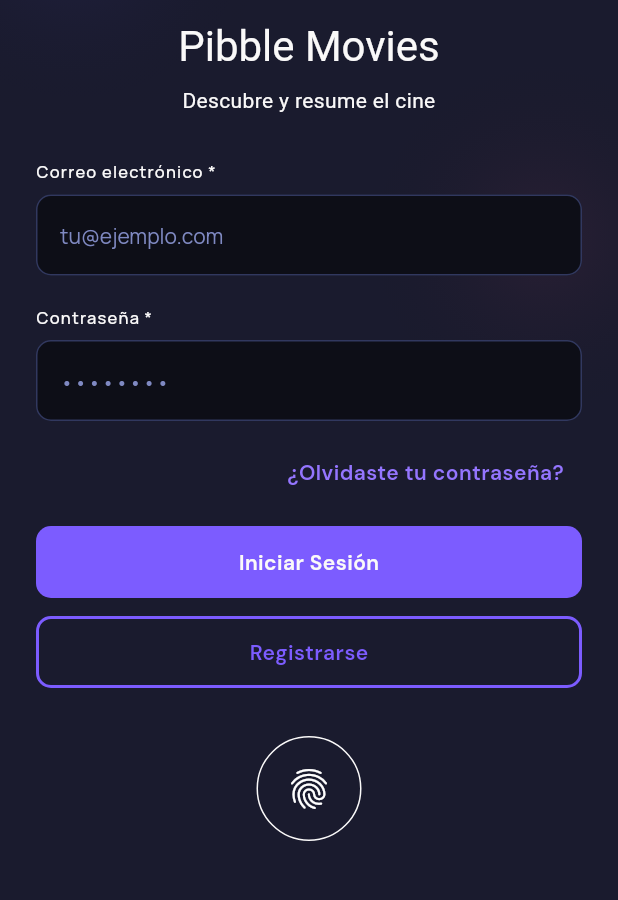
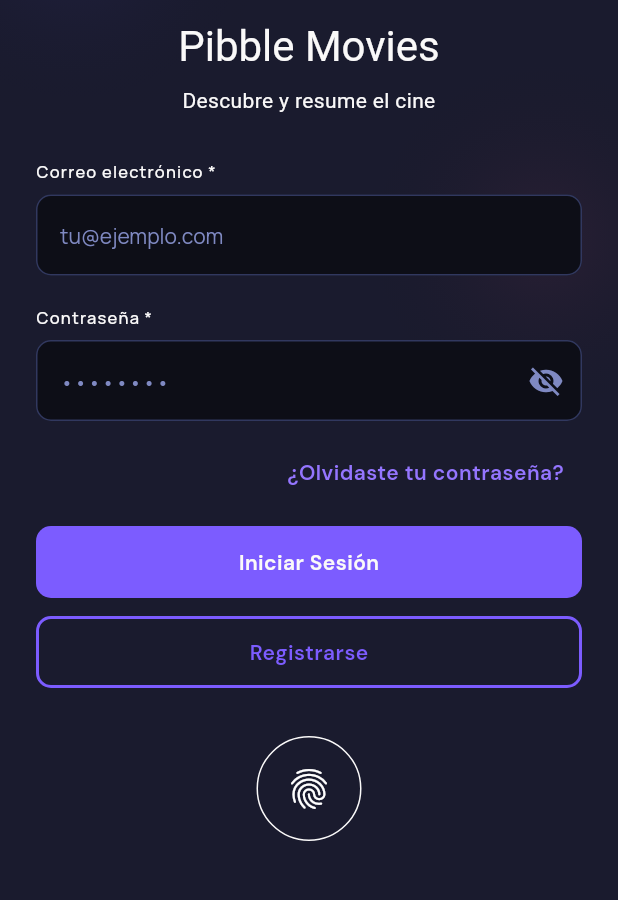
Before and after one commit to waryduchess/los_pibbles_movies_app_cv, a Flutter app: the screen it shows after launch, on a phone screen of 412 x 824 dp, the part 281-1181 px from its top. Run offline on Flutter 3.47's test engine with Material 3 defaults, Android fonts, the phone set to English and light mode, and no system bars; our stand-ins replace go_router, google_fonts.

Commit message:
creacion del registro usuario

```diff
--- a/los_pibbles_movies_app/lib/presentation/widgets/back_button_widget.dart
+++ b/los_pibbles_movies_app/lib/presentation/widgets/back_button_widget.dart
@@ -3,14 +3,10 @@ import 'package:flutter/material.dart';
 import 'package:go_router/go_router.dart';
 import '../../resources/color/colors.dart';
 
-
 class BackButtonWidget extends StatelessWidget {
   final String route;
 
-  const BackButtonWidget({
-    super.key,
-    required this.route,
-  });
+  const BackButtonWidget({super.key, required this.route});
 
   @override
   Widget build(BuildContext context) {
--- a/los_pibbles_movies_app/lib/presentation/widgets/button_widget.dart
+++ b/los_pibbles_movies_app/lib/presentation/widgets/button_widget.dart
@@ -13,12 +13,14 @@ class ButtonWidget extends StatelessWidget {
   final String text;
   final VoidCallback onPressed;
   final ButtonType type;
+  final Color? textColor;
 
   const ButtonWidget({
     super.key,
     required this.text,
     required this.onPressed,
     this.type = ButtonType.primary,
+    this.textColor,
   });
 
   @override
@@ -121,7 +123,7 @@ class ButtonWidget extends StatelessWidget {
                 if (states.contains(WidgetState.hovered)) {
                   return AppColors.accent500;
                 }
-                return AppColors.primary500;
+                return textColor ?? AppColors.primary500;
               },
             ),
           ),
--- a/los_pibbles_movies_app/lib/presentation/widgets/checkbox_widget.dart
+++ b/los_pibbles_movies_app/lib/presentation/widgets/checkbox_widget.dart
@@ -29,9 +29,7 @@ class CheckboxWidget extends StatelessWidget {
             activeColor: AppColors.accent600,
             side: const BorderSide(color: AppColors.accent600),
           ),
-          Expanded(
-            child: Text(label, style: theme.textTheme.bodyMedium),
-          ),
+          Expanded(child: Text(label, style: theme.textTheme.bodyMedium)),
         ],
       ),
     );
--- a/los_pibbles_movies_app/lib/presentation/widgets/input_widget.dart
+++ b/los_pibbles_movies_app/lib/presentation/widgets/input_widget.dart
@@ -1,9 +1,8 @@
 import 'package:flutter/material.dart';
-
 import '../../resources/color/colors.dart';
 import '../../resources/styles/styles.dart';
 
-class InputWidget extends StatelessWidget {
+class InputWidget extends StatefulWidget {
   final String label;
   final String hintText;
   final TextEditingController? controller;
@@ -20,68 +19,71 @@ class InputWidget extends StatelessWidget {
   });
 
   @override
+  State<InputWidget> createState() => _InputWidgetState();
+}
+
+class _InputWidgetState extends State<InputWidget> {
+  late bool _obscure;
+
+  @override
+  void initState() {
+    super.initState();
+    _obscure = widget.obscureText;
+  }
+
+  Widget? _buildSuffixIcon() {
+    if (widget.errorText != null) {
+      return const Icon(Icons.error_outline, color: AppColors.error);
+    }
+    if (widget.obscureText) {
+      return IconButton(
+        icon: Icon(
+          _obscure ? Icons.visibility_off : Icons.visibility,
+          color: AppColors.secondary400,
+        ),
+        onPressed: () => setState(() => _obscure = !_obscure),
+      );
+    }
+    return null;
+  }
+
+  @override
   Widget build(BuildContext context) {
-    final bool hasError = errorText != null;
-
     return Column(
       crossAxisAlignment: CrossAxisAlignment.start,
       children: [
         Text(
-          label,
-          style: AppStyles.label.copyWith(
-            color: AppColors.white,
-          ),
+          widget.label,
+          style: AppStyles.label.copyWith(color: AppColors.white),
         ),
         const SizedBox(height: 8),
         TextFormField(
-          controller: controller,
-          obscureText: obscureText,
-          style: AppStyles.body.copyWith(
-            color: AppColors.white,
-          ),
+          controller: widget.controller,
+          obscureText: _obscure,
+          style: AppStyles.body.copyWith(color: AppColors.white),
           decoration: InputDecoration(
-            hintText: hintText,
-            hintStyle: AppStyles.body.copyWith(
-              color: AppColors.secondary400,
-            ),
+            hintText: widget.hintText,
+            hintStyle: AppStyles.body.copyWith(color: AppColors.secondary400),
             filled: true,
             fillColor: AppColors.secondary1000,
-            errorText: errorText,
-            errorStyle: AppStyles.bodySm.copyWith(
-              color: AppColors.error,
-            ),
-            suffixIcon: hasError
-                ? const Icon(
-                    Icons.error_outline,
-                    color: AppColors.error,
-                  )
-                : null,
+            errorText: widget.errorText,
+            errorStyle: AppStyles.bodySm.copyWith(color: AppColors.error),
+            suffixIcon: _buildSuffixIcon(),
             enabledBorder: OutlineInputBorder(
               borderRadius: BorderRadius.circular(10),
-              borderSide: const BorderSide(
-                color: AppColors.secondary700,
-              ),
+              borderSide: const BorderSide(color: AppColors.secondary700),
             ),
             focusedBorder: OutlineInputBorder(
               borderRadius: BorderRadius.circular(10),
-              borderSide: const BorderSide(
-                color: AppColors.accent500,
-                width: 2,
-              ),
+              borderSide: const BorderSide(color: AppColors.accent500, width: 2),
             ),
             errorBorder: OutlineInputBorder(
               borderRadius: BorderRadius.circular(10),
-              borderSide: const BorderSide(
-                color: AppColors.error,
-                width: 2,
-              ),
+              borderSide: const BorderSide(color: AppColors.error, width: 2),
             ),
             focusedErrorBorder: OutlineInputBorder(
               borderRadius: BorderRadius.circular(10),
-              borderSide: const BorderSide(
-                color: AppColors.error,
-                width: 2,
-              ),
+              borderSide: const BorderSide(color: AppColors.error, width: 2),
             ),
           ),
         ),
```
Also changed, not shown: los_pibbles_movies_app/lib/presentation/screens/auth/register_screen.dart (+99 -2 lines), los_pibbles_movies_app/lib/presentation/widgets/gradient_background_widget.dart (added, +58 -0 lines).
